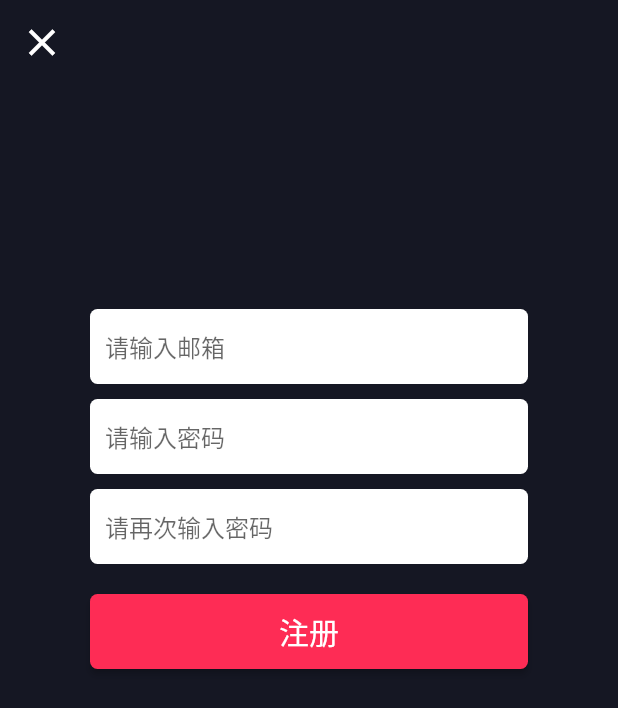
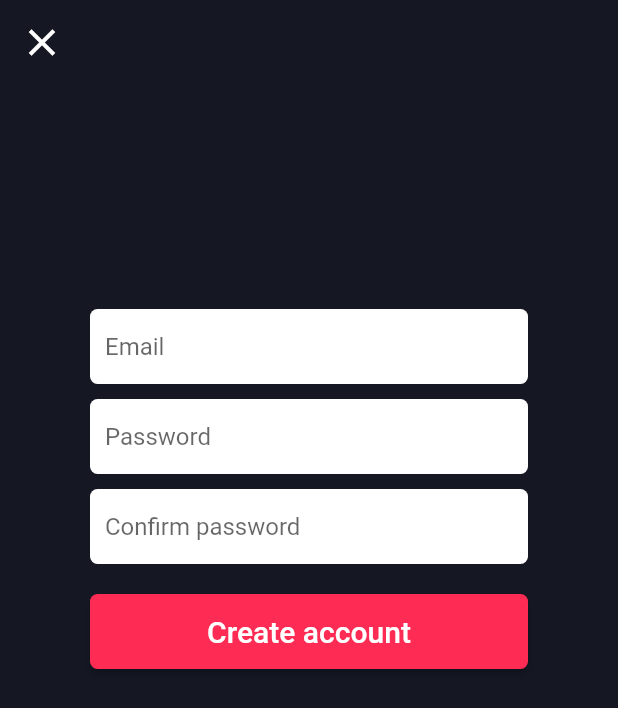
Before and after one commit to zhangqi444/toktik, a Flutter app: the RegisterPage screen opened by its route, on a phone screen of 412 x 824 dp. Shown: the top 708 px of the screen. Run offline on Flutter 3.47's test engine with Material 2 defaults, Android fonts, the phone set to English and light mode, and no system bars; our stand-ins replace cached_network_image, camera, dio, flutter_easyloading, get, image_picker and 6 more; missing offline and left inert: amplify_api, amplify_auth_cognito, amplify_datastore, amplify_datastore_plugin_interface, amplify_flutter, cloud_firestore_web and 2 more; accounts and stored records are empty.

Commit message:
fix login/register translation

```diff
--- a/lib/page/login_page.dart
+++ b/lib/page/login_page.dart
@@ -38,7 +38,7 @@ class _LoginPageState extends State<LoginPage> {
         cursorWidth: 2,
       decoration: InputDecoration(
         border: InputBorder.none,
-        hintText: '请输入邮箱'
+        hintText: 'Email'
       ),
       onChanged: (text){
         account = text;
@@ -51,7 +51,7 @@ class _LoginPageState extends State<LoginPage> {
       obscureText: true,
       decoration: InputDecoration(
           border: InputBorder.none,
-          hintText: '请输入密码'
+          hintText: 'Password'
       ),
       onChanged: (text){
         pwd = text;
@@ -131,10 +131,10 @@ class _LoginPageState extends State<LoginPage> {
           if(null != account && account.length > 0 && null != pwd && pwd.length > 0){
             loginController.login(account, pwd);
           }else{
-            EasyLoading.showToast('请填写完整邮箱和密码');
+            EasyLoading.showToast('Check your info and try again.');
           }
         },
-        child: Text('登录',style: TextStyle(color: Colors.white,fontSize: 20),),
+        child: Text('Log in',style: TextStyle(color: Colors.white,fontSize: 20),),
         color: ColorRes.color_3,
         shape: RoundedRectangleBorder(
             borderRadius:BorderRadius.circular(5)
@@ -156,7 +156,7 @@ class _LoginPageState extends State<LoginPage> {
                 onPressed: (){
                   EasyLoading.showToast('功能待开发');
                 },
-                child: Text('忘记密码',style: TextStyle(color: Colors.white),),
+                child: Text('Forget password',style: TextStyle(color: Colors.white),),
               )),
           Positioned(
               right: 0,
@@ -164,7 +164,7 @@ class _LoginPageState extends State<LoginPage> {
                 onPressed: (){
                   Get.toNamed(Routers.register);
                 },
-                child: Text('注册',style: TextStyle(color: Colors.white),),
+                child: Text('Sign up',style: TextStyle(color: Colors.white),),
               )),
         ],
       ),
--- a/lib/page/register_page.dart
+++ b/lib/page/register_page.dart
@@ -35,7 +35,7 @@ class _RegisterPageState extends State<RegisterPage> {
         cursorWidth: 2,
       decoration: InputDecoration(
         border: InputBorder.none,
-        hintText: '请输入邮箱'
+        hintText: 'Email'
       ),
       onChanged: (text){
         account = text;
@@ -48,7 +48,7 @@ class _RegisterPageState extends State<RegisterPage> {
       obscureText: true,
       decoration: InputDecoration(
           border: InputBorder.none,
-          hintText: '请输入密码'
+          hintText: 'Password'
       ),
       onChanged: (text){
         pwd = text;
@@ -61,7 +61,7 @@ class _RegisterPageState extends State<RegisterPage> {
       obscureText: true,
       decoration: InputDecoration(
           border: InputBorder.none,
-          hintText: '请再次输入密码'
+          hintText: 'Confirm password'
       ),
       onChanged: (text){
         pwdRepeat = text;
@@ -160,14 +160,14 @@ class _RegisterPageState extends State<RegisterPage> {
             if(pwd == pwdRepeat){
               loginController.register(account, pwd, pwdRepeat);
             }else{
-              EasyLoading.showToast('两次输入的密码不一致');
+              EasyLoading.showToast('The password confirmation did not match with the password.');
             }
 
           }else{
-            EasyLoading.showToast('请填写完整');
+            EasyLoading.showToast('Please fill in the missing field.');
           }
         },
-        child: Text('注册',style: TextStyle(color: Colors.white,fontSize: 20),),
+        child: Text('Create account',style: TextStyle(color: Colors.white,fontSize: 20),),
         color: ColorRes.color_3,
         shape: RoundedRectangleBorder(
             borderRadius:BorderRadius.circular(5)
```
